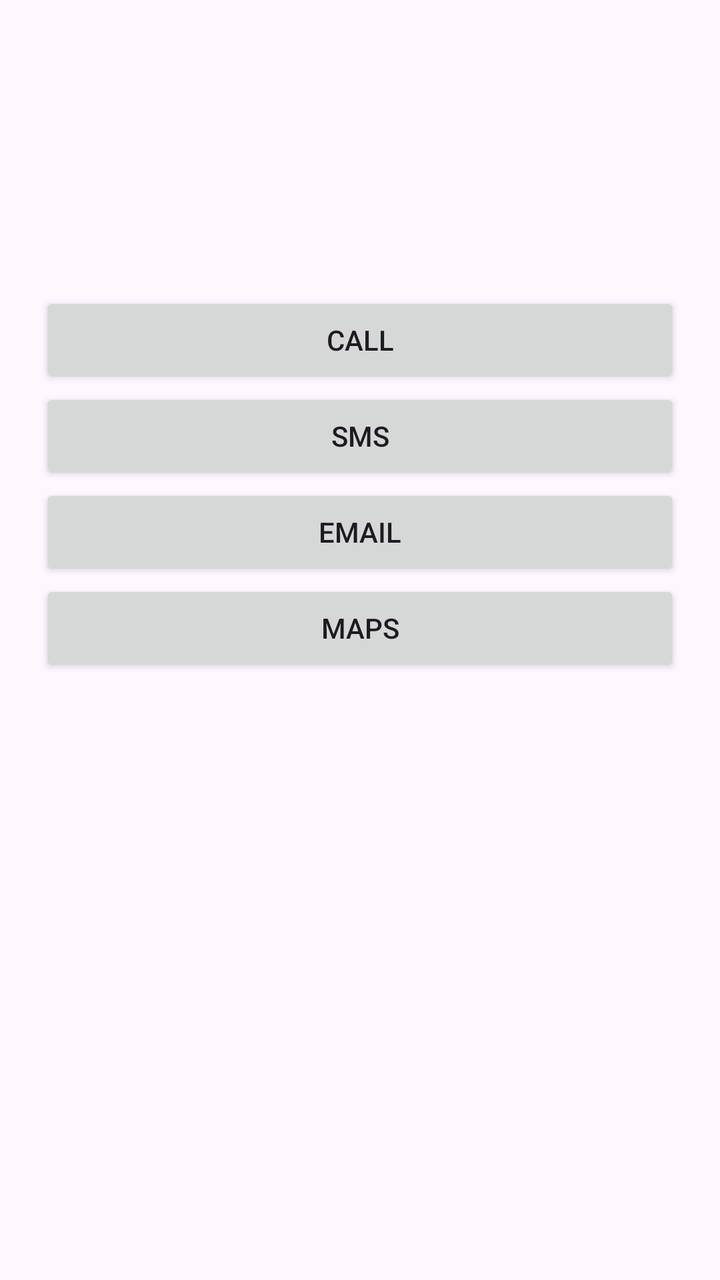
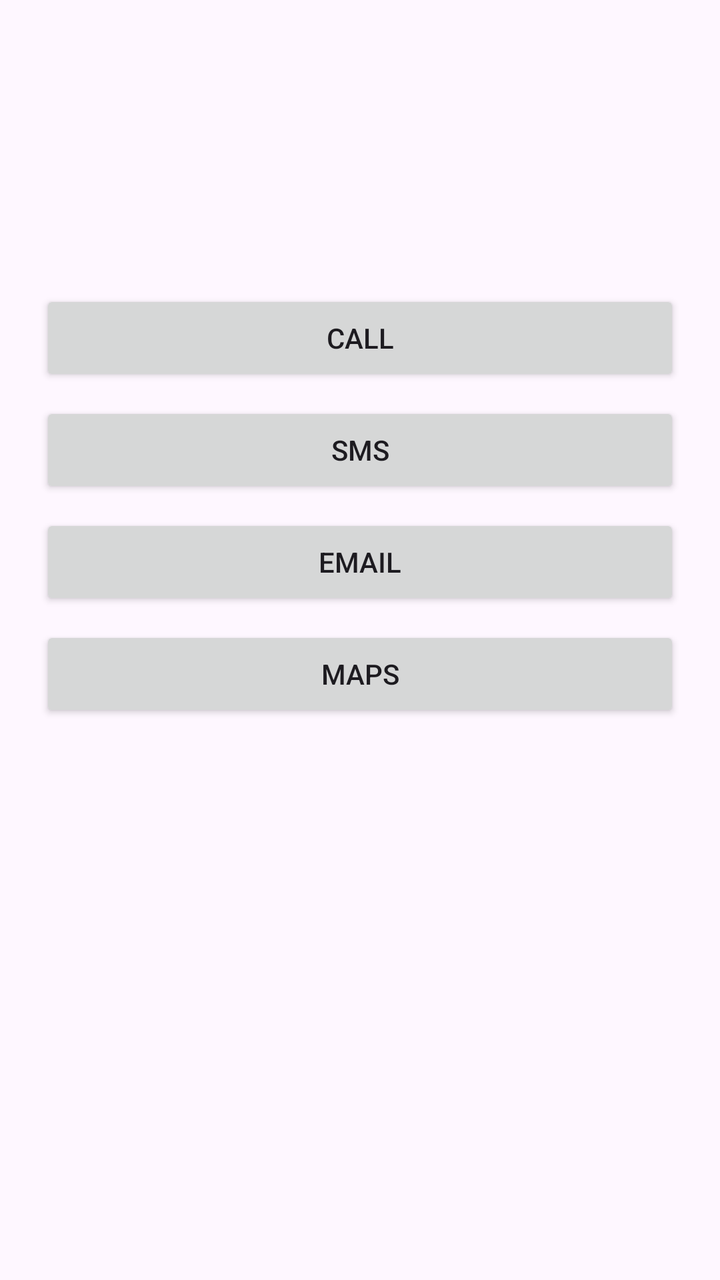

An Android layout rendered at two revisions. The XML below is the earlier revision; the diff shows what the commit changed to produce the second picture.
<!-- AndroidManifest.xml: application theme Theme.UMBBMobGuide -->
<!-- res/layout/activity_detail.xml -->
<ScrollView xmlns:android="http://schemas.android.com/apk/res/android"
    android:layout_width="match_parent"
    android:layout_height="match_parent">

    <LinearLayout
        android:layout_width="match_parent"
        android:layout_height="wrap_content"
        android:orientation="vertical"
        android:padding="20dp">

        
        <TextView
            android:id="@+id/tvName"
            android:textSize="26sp"
            android:textStyle="bold"
            android:textColor="#222222"
            android:layout_width="match_parent"
            android:layout_height="wrap_content"/>

        
        <TextView
            android:id="@+id/tvSpecialties"
            android:textSize="18sp"
            android:textStyle="italic"
            android:textColor="#007BFF"
            android:layout_marginTop="5dp"
            android:layout_width="match_parent"
            android:layout_height="wrap_content"/>

        
        <TextView
            android:id="@+id/tvDescription"
            android:textSize="16sp"
            android:textColor="#555555"
            android:layout_marginTop="15dp"
            android:layout_width="match_parent"
            android:layout_height="wrap_content"/>

        
        <Button
            android:id="@+id/btnCall"
            android:text="Call"
            android:layout_marginTop="25dp"
            android:layout_width="match_parent"
            android:layout_height="wrap_content"/>

        <Button
            android:id="@+id/btnSMS"
            android:text="SMS"
            android:layout_width="match_parent"
            android:layout_height="wrap_content"/>

        <Button
            android:id="@+id/btnEmail"
            android:text="Email"
            android:layout_width="match_parent"
            android:layout_height="wrap_content"/>

        <Button
            android:id="@+id/btnMap"
            android:text="Maps"
            android:layout_width="match_parent"
            android:layout_height="wrap_content"/>

    </LinearLayout>
</ScrollView>
<!-- resources referenced by this layout -->
<resources>
  <style name="Theme.UMBBMobGuide" parent="Base.Theme.UMBBMobGuide" />
  <style name="Base.Theme.UMBBMobGuide" parent="Theme.Material3.DayNight.NoActionBar">
          
          
      </style>
</resources>

<!-- the commit's change to res/layout/activity_detail.xml (unified diff, before → after) -->
@@ -1,6 +1,7 @@
 <ScrollView xmlns:android="http://schemas.android.com/apk/res/android"
     android:layout_width="match_parent"
-    android:layout_height="match_parent">
+    android:layout_height="match_parent"
+    android:fillViewport="true">
 
     <LinearLayout
         android:layout_width="match_parent"
@@ -8,59 +9,37 @@
         android:orientation="vertical"
         android:padding="20dp">
 
-        
         <TextView
             android:id="@+id/tvName"
+            android:layout_width="match_parent"
+            android:layout_height="wrap_content"
             android:textSize="26sp"
             android:textStyle="bold"
-            android:textColor="#222222"
-            android:layout_width="match_parent"
-            android:layout_height="wrap_content"/>
+            android:textColor="#222222" />
 
         
         <TextView
             android:id="@+id/tvSpecialties"
+            android:layout_width="match_parent"
+            android:layout_height="wrap_content"
             android:textSize="18sp"
             android:textStyle="italic"
             android:textColor="#007BFF"
-            android:layout_marginTop="5dp"
+            android:layout_marginTop="8dp" />
+
+        <TextView
+            android:id="@+id/tvDescription"
             android:layout_width="match_parent"
-            android:layout_height="wrap_content"/>
+            android:layout_height="wrap_content"
+            android:textSize="16sp"
+            android:textColor="#555555"
+            android:layout_marginTop="12dp" />
 
         
-        <TextView
-            android:id="@+id/tvDescription"
-            android:textSize="16sp"
-            android:textColor="#555555"
-            android:layout_marginTop="15dp"
-            android:layout_width="match_parent"
-            android:layout_height="wrap_content"/>
-
-        
-        <Button
-            android:id="@+id/btnCall"
-            android:text="Call"
-            android:layout_marginTop="25dp"
-            android:layout_width="match_parent"
-            android:layout_height="wrap_content"/>
-
-        <Button
-            android:id="@+id/btnSMS"
-            android:text="SMS"
-            android:layout_width="match_parent"
-            android:layout_height="wrap_content"/>
-
-        <Button
-            android:id="@+id/btnEmail"
-            android:text="Email"
-            android:layout_width="match_parent"
-            android:layout_height="wrap_content"/>
-
-        <Button
-            android:id="@+id/btnMap"
-            android:text="Maps"
-            android:layout_width="match_parent"
-            android:layout_height="wrap_content"/>
+        <Button android:id="@+id/btnCall" android:layout_width="match_parent" android:layout_height="wrap_content" android:text="Call" android:layout_marginTop="24dp" />
+        <Button android:id="@+id/btnSMS" android:layout_width="match_parent" android:layout_height="wrap_content" android:text="SMS" android:layout_marginTop="8dp" />
+        <Button android:id="@+id/btnEmail" android:layout_width="match_parent" android:layout_height="wrap_content" android:text="Email" android:layout_marginTop="8dp" />
+        <Button android:id="@+id/btnMap" android:layout_width="match_parent" android:layout_height="wrap_content" android:text="Maps" android:layout_marginTop="8dp" />
 
     </LinearLayout>
 </ScrollView>
